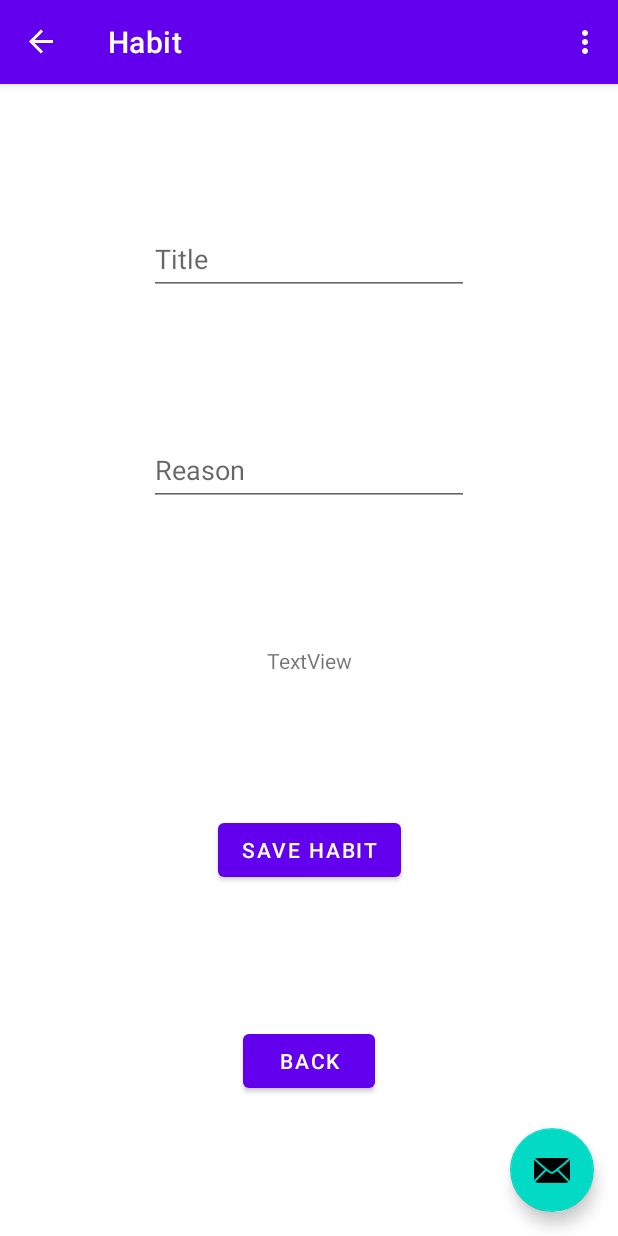
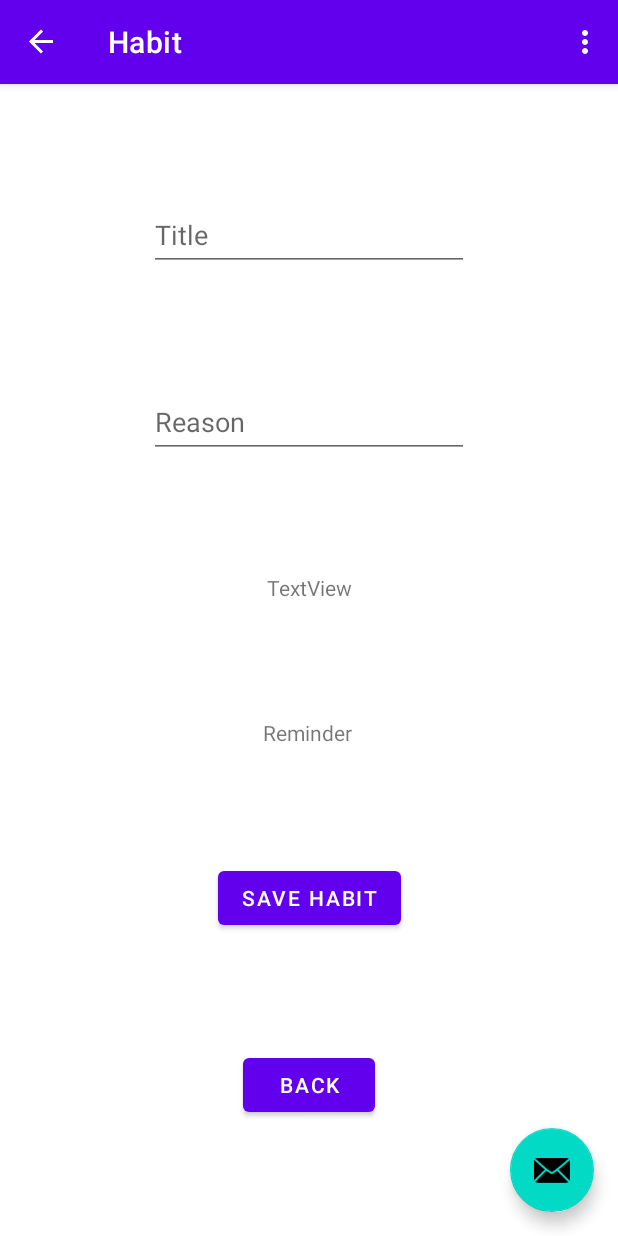
Before and after one commit to CMPUT301F21T44/HelloHabits, an Android app: the CreateEditHabitFragment screen opened through its navigation route, on a phone screen of 412 x 824 dp. Run offline under Robolectric (Android 15) with nearby library versions, the phone set to English and light mode, and no system bars; our stand-ins replace Room's generated code, navigation-ui.

Commit message:
Create DaysOfWeek class
Created DaysOfWeek class and added that everywhere needed except for it to appear in the new habits view

```diff
--- a/app/src/main/java/com/github/cmput301f21t44/hellohabits/db/HabitEntityRepository.java
+++ b/app/src/main/java/com/github/cmput301f21t44/hellohabits/db/HabitEntityRepository.java
@@ -24,9 +24,10 @@
         return mAllHabits;
     }
 
+
     @Override
-    public void insert(String title, String reason, Instant dateStarted) {
-        HabitEntity habit = new HabitEntity(title, reason, dateStarted);
+    public void insert(String title, String reason, Instant dateStarted, boolean[] daysOfWeek) {
+        HabitEntity habit = new HabitEntity(title, reason, dateStarted, daysOfWeek);
         AppDatabase.databaseWriteExecutor.execute(() -> mHabitDao.insert(habit));
     }
 
--- a/app/src/main/java/com/github/cmput301f21t44/hellohabits/model/Habit.java
+++ b/app/src/main/java/com/github/cmput301f21t44/hellohabits/model/Habit.java
@@ -4,6 +4,14 @@ import java.time.Instant;
 import java.util.List;
 
 public interface Habit {
+    static final int MONDAY = 0;
+    static final int TUESDAY = 1;
+    static final int WEDNESDAY = 2;
+    static final int THURSDAY = 3;
+    static final int FRIDAY = 4;
+    static final int SATURDAY = 5;
+    static final int SUNDAY = 6;
+
     String getId();
 
     String getTitle();
@@ -13,4 +21,5 @@ public interface Habit {
     Instant getDateStarted();
 
     List<HabitEvent> getEvents();
+    boolean[] getDaysOfWeek();
 }
--- a/app/src/main/java/com/github/cmput301f21t44/hellohabits/model/HabitRepository.java
+++ b/app/src/main/java/com/github/cmput301f21t44/hellohabits/model/HabitRepository.java
@@ -8,7 +8,7 @@ import java.util.List;
 public interface HabitRepository<T extends Habit> {
     LiveData<List<T>> getAllHabits();
 
-    void insert(String title, String reason, Instant dateStarted);
+    void insert(String title, String reason, Instant dateStarted, boolean[] daysOfWeek);
 
     void delete(T habit);
 
--- a/app/src/main/java/com/github/cmput301f21t44/hellohabits/viewmodel/HabitViewModel.java
+++ b/app/src/main/java/com/github/cmput301f21t44/hellohabits/viewmodel/HabitViewModel.java
@@ -38,8 +38,8 @@ public class HabitViewModel extends AndroidViewModel {
         return mAllHabits;
     }
 
-    public void insert(String name, String reason, Instant dateStarted) {
-        mRepository.insert(name, reason, dateStarted);
+    public void insert(String name, String reason, Instant dateStarted, boolean[] daysOfWeek) {
+        mRepository.insert(name, reason, dateStarted, daysOfWeek);
     }
 
     public Habit update(String id, String name, String reason, Instant dateStarted) {
--- a/app/src/main/res/layout/fragment_create_edit_habit.xml
+++ b/app/src/main/res/layout/fragment_create_edit_habit.xml
@@ -22,7 +22,7 @@
         android:layout_width="wrap_content"
         android:layout_height="wrap_content"
         android:text="TextView"
-        app:layout_constraintBottom_toTopOf="@+id/button_add_habit"
+        app:layout_constraintBottom_toTopOf="@id/days_of_week"
         app:layout_constraintEnd_toEndOf="parent"
         app:layout_constraintHorizontal_bias="0.5"
         app:layout_constraintStart_toStartOf="parent"
@@ -35,9 +35,8 @@
         android:text="@string/add_habit"
         app:layout_constraintBottom_toTopOf="@+id/button_back"
         app:layout_constraintEnd_toEndOf="parent"
-        app:layout_constraintHorizontal_bias="0.5"
         app:layout_constraintStart_toStartOf="parent"
-        app:layout_constraintTop_toBottomOf="@+id/text_date_started" />
+        app:layout_constraintTop_toBottomOf="@id/days_of_week" />
 
     <EditText
         android:id="@+id/edit_text_reason"
@@ -65,4 +64,16 @@
         app:layout_constraintStart_toStartOf="parent"
         app:layout_constraintTop_toTopOf="parent" />
 
+    <TextView
+        android:id="@+id/days_of_week"
+        android:layout_width="wrap_content"
+        android:layout_height="wrap_content"
+        android:text="@string/days_of_week"
+        app:layout_constraintBottom_toTopOf="@+id/button_add_habit"
+        app:layout_constraintEnd_toEndOf="parent"
+        app:layout_constraintHorizontal_bias="0.498"
+        app:layout_constraintStart_toStartOf="parent"
+        app:layout_constraintTop_toBottomOf="@+id/text_date_started"
+        app:layout_constraintVertical_bias="0.188" />
+
 </androidx.constraintlayout.widget.ConstraintLayout>
```
Also changed, not shown: app/src/main/java/com/github/cmput301f21t44/hellohabits/db/AppDatabase.java (+2 -9 lines), app/src/main/java/com/github/cmput301f21t44/hellohabits/db/HabitEntity.java (+22 -23 lines), app/src/main/java/com/github/cmput301f21t44/hellohabits/view/DaysOfWeekFragment.java (added, +61 -0 lines), app/src/main/res/values/strings.xml (+14 -0 lines).
